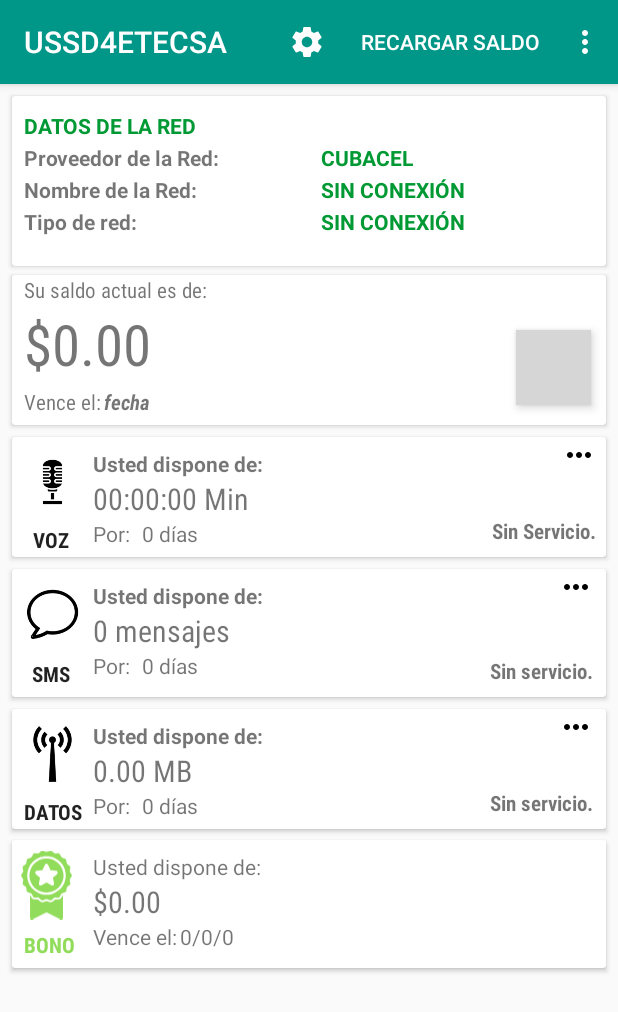
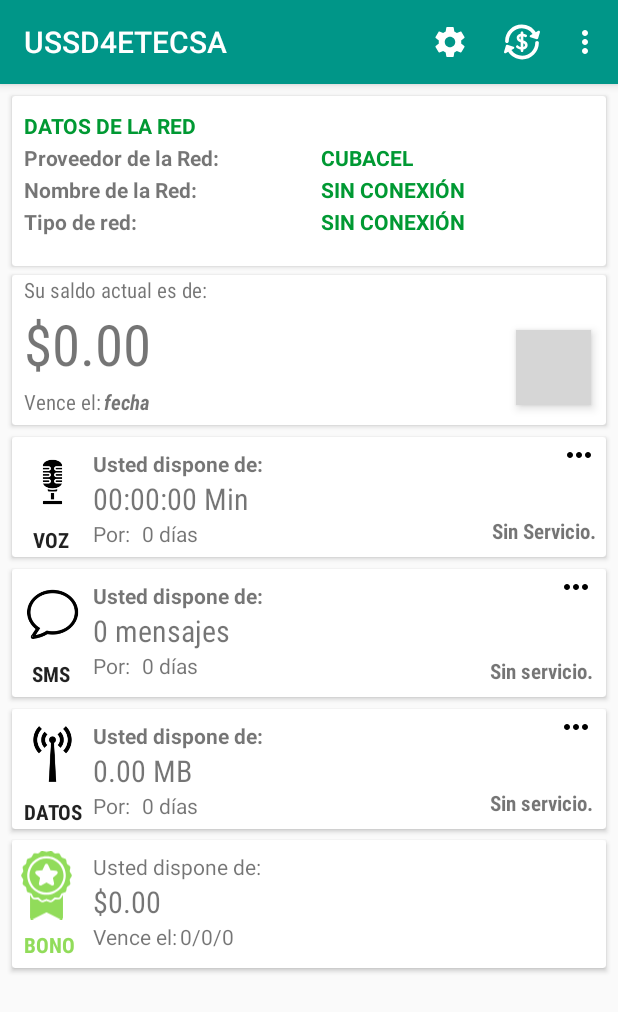
Before and after one commit to baaslaawe/USSD4ETECSA, an Android app: the screen it shows after launch (Principal), on a phone screen of 412 x 824 dp. Shown: the top 1012 px of the screen. Run offline under Robolectric (Android 15) with nearby library versions, the phone set to English and light mode, and no system bars; libraries missing offline, so code that uses them is left out: com.j256.ormlite; grey boxes are pictures that could not be loaded.

Commit message:
se agrega la funcionalidad de regargar el saldo

```diff
--- a/app/build.gradle
+++ b/app/build.gradle
@@ -8,8 +8,8 @@ android {
         minSdkVersion 16
         targetSdkVersion 25
 
-        versionCode 8
-        versionName "1.3.1"
+        versionCode 140
+        versionName "1.4.0"
 
     }
     buildTypes {
--- /dev/null
+++ b/app/src/main/res/drawable/ic_recargar.xml
@@ -0,0 +1,6 @@
+<vector android:height="24dp" android:viewportHeight="394.653"
+    android:viewportWidth="394.653" android:width="24dp" xmlns:android="http://schemas.android.com/apk/res/android">
+    <path android:fillColor="#FFFFFF" android:pathData="M180.3,251c-9.6,-2.6 -18.2,-7.3 -24.2,-13.3c-2.6,-2.6 -6.1,-4 -9.7,-4c-3.7,0 -7.1,1.4 -9.7,4l-1.1,1c-2.6,2.6 -4.1,6.2 -4,9.8c0,3.7 1.6,7.2 4.2,9.8c11.7,11.3 28.3,19.5 45.4,22.5l1.7,0.3v13c0,7.6 6.2,13.8 13.8,13.8h1.6c7.6,0 13.8,-6.2 13.8,-13.8V280.8l1.6,-0.3c28.4,-5.4 45.4,-23.2 45.4,-47.5c0.2,-33.1 -24.3,-45.2 -45.7,-52l-1.4,-0.4V135.9l2.4,0.5c6.3,1.4 11.9,3.5 16.3,6.1c2.1,1.3 4.6,2 7.1,2c4.8,0 9.1,-2.4 11.7,-6.5l0.7,-1.1c1.9,-3.1 2.6,-6.9 1.7,-10.5c-0.8,-3.6 -3.1,-6.7 -6.3,-8.6c-8.8,-5.3 -20.1,-9.2 -31.9,-11l-1.7,-0.3v-9.8c0,-7.6 -6.2,-13.8 -13.8,-13.8h-1.6c-7.6,0 -13.8,6.2 -13.8,13.8v10.5l-1.6,0.3c-26.3,5.3 -42,21.8 -42,44.1c0,23.9 13.8,40.2 42.2,49.8l1.4,0.5v49.6L180.3,251zM211.8,211.3l2.8,1.2c11.1,4.9 15.3,10.4 15.2,20.3c0,8.2 -5.2,14.1 -15.4,17.5l-2.6,0.9L211.8,211.3L211.8,211.3zM179.8,169.3c-8.3,-4.4 -11.6,-9.4 -11.6,-17.5c0,-6.2 4,-10.8 11.8,-13.7l2.7,-1v33.7L179.8,169.3z"/>
+    <path android:fillColor="#FFFFFF" android:pathData="M389.8,75.9c-4.1,-3.2 -9.7,-3.7 -14.2,-1.2l-27,14.9C315,37.9 257.5,6.3 195.2,6.3c-100.9,0 -183,82.1 -183,183c0,11 9,20 20,20c11,0 20,-9 20,-20c0,-78.9 64.2,-143 143,-143c47.7,0 91.7,23.6 118.2,62.5l-25.3,13.9c-4.5,2.5 -7.1,7.5 -6.6,12.7c0.6,5.2 4.2,9.5 9.2,10.9l67.8,19.7c1.2,0.3 2.4,0.5 3.6,0.5c2.1,0 4.3,-0.5 6.2,-1.6c3,-1.6 5.2,-4.4 6.1,-7.7l19.7,-67.8C395.6,84.5 393.9,79.1 389.8,75.9z"/>
+    <path android:fillColor="#FFFFFF" android:pathData="M362.4,185.3c-11,0 -20,9 -20,20c0,78.9 -64.1,143 -143,143c-47.7,0 -91.7,-23.6 -118.2,-62.5l25.3,-13.9c4.5,-2.5 7.1,-7.5 6.6,-12.7c-0.6,-5.2 -4.2,-9.5 -9.2,-10.9l-67.8,-19.7c-1.2,-0.3 -2.4,-0.5 -3.6,-0.5c-2.1,0 -4.3,0.5 -6.2,1.6c-3,1.6 -5.2,4.4 -6.1,7.7L0.5,305.2c-1.4,5 0.3,10.4 4.3,13.6c4.1,3.2 9.7,3.7 14.2,1.2l27,-14.9c33.6,51.7 91.1,83.2 153.4,83.2c100.9,0 183,-82.1 183,-183C382.4,194.3 373.5,185.3 362.4,185.3z"/>
+</vector>
--- a/app/src/main/res/menu/detail.xml
+++ b/app/src/main/res/menu/detail.xml
@@ -14,9 +14,15 @@
         android:title="@string/config"
         app:showAsAction="ifRoom" />
     <item
-        android:id="@+id/action_favorite"
-
+        android:id="@+id/action_recargar"
+        android:icon="@drawable/ic_recargar"
         android:orderInCategory="2"
-        android:title="Recargar saldo"
+        android:title="@string/recargar"
         app:showAsAction="ifRoom" />
+  <!--  <item
+        android:id="@+id/action_tranferir"
+        android:icon="@drawable/ic_transferir"
+        android:orderInCategory="3"
+        android:title="Transferir saldo"
+        app:showAsAction="ifRoom" />-->
 </menu>
--- a/app/src/main/res/values/strings.xml
+++ b/app/src/main/res/values/strings.xml
@@ -10,6 +10,9 @@
     <string name="ok">Contratar</string>
     <string name="update">Actualizar</string>
     <string name="config">Configuración</string>
+    <string name="recargar">Recargar saldo</string>
+    <string name="transferir">Transferir saldo</string>
+
     <string name="descripcion_notificacion">Activar acceso directo de los saldos en la barra notificación. </string>
     <string name="descripcion_accesibilidad">Presione para habilitar el servicio de accesibilidad, el cual permite que se puedan mostrar los saldos en la aplicación. </string>
     <string name="title_activity_navigation">Navigation</string>
@@ -27,5 +30,10 @@
     <string name="config_chbox_sms">Actualizar después de enviar un sms. </string>
 
     <string name="card_text">Usted dispone de: </string>
+    <string name="alert_dialog_hint">############</string>
+    <string name="alert_dialog_title">Recargar saldo</string>
+    <string name="alert_dialog_mensaje">Introducir código de recarga.</string>
+    <string name="alert_Cancel">Cancelar</string>
+    <string name="alert_Ok">Recargar</string>
 
 </resources>
```
Also changed, not shown: app/src/main/java/dev/mad/ussd4etecsa/Principal.java (+43 -2 lines), app/src/main/res/drawable/ic_transferencia.xml (added, +7 -0 lines).
